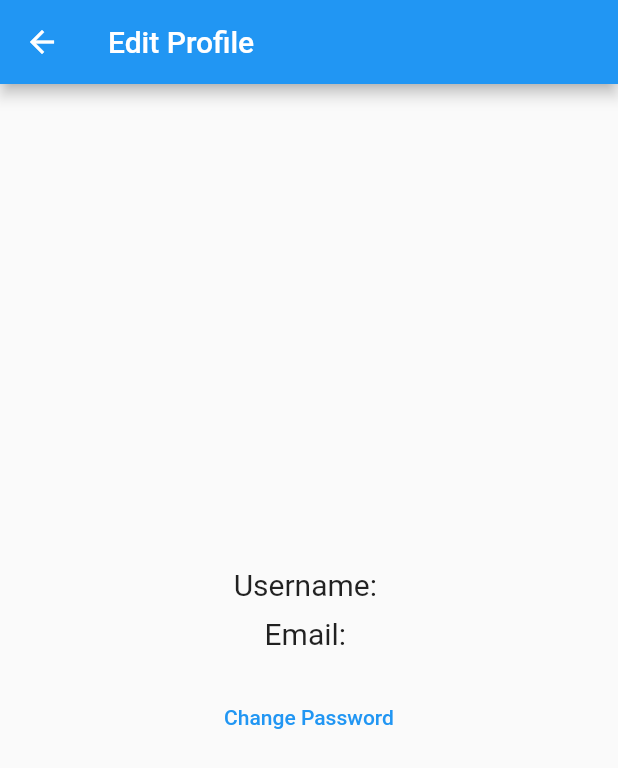
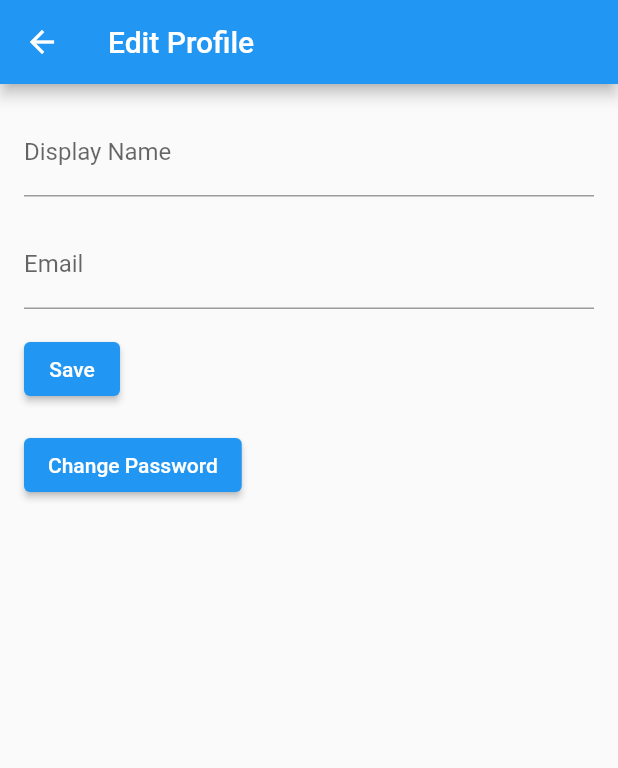
Before and after one commit to Stuartwastaken/scrum, a Flutter app: the EditProfileScreen screen opened directly with empty values, on a phone screen of 412 x 824 dp. Shown: the top 768 px of the screen. Run offline on Flutter 3.47's test engine with Material 2 defaults, Android fonts, the phone set to English and light mode, and no system bars; our stand-ins replace cloud_firestore, cool_alert, firebase_auth, firebase_core, firebase_database, flutter_animate and 2 more; accounts and stored records are empty.

Commit message:
Fixed functionality

```diff
--- a/lib/screens/edit-profile-screen.dart
+++ b/lib/screens/edit-profile-screen.dart
@@ -11,17 +11,63 @@ class EditProfileScreen extends StatefulWidget {
 }
 
 class _EditProfileScreenState extends State<EditProfileScreen> {
-  String? _username;
-  String? _email;
-
-  late User _currentUser;
+  late TextEditingController _nameController;
+  late TextEditingController _emailController;
+  bool _isEmailTaken = false;
 
   @override
   void initState() {
-    _currentUser = widget.user;
-    _username = _currentUser.displayName;
-    _email = _currentUser.email;
+    _nameController =
+        TextEditingController(text: widget.user.displayName ?? '');
+    _emailController = TextEditingController(text: widget.user.email ?? '');
     super.initState();
+  }
+
+  @override
+  void dispose() {
+    _nameController.dispose();
+    _emailController.dispose();
+    super.dispose();
+  }
+
+  Future<bool> _isEmailInUse(String email) async {
+    try {
+      final methods =
+          await FirebaseAuth.instance.fetchSignInMethodsForEmail(email);
+      return methods.isNotEmpty;
+    } catch (e) {
+      return false;
+    }
+  }
+
+  Future<void> _updateProfile() async {
+    final newName = _nameController.text.trim();
+    final newEmail = _emailController.text.trim();
+
+    if (newName.isNotEmpty) {
+      await widget.user.updateDisplayName(newName);
+    }
+    if (newEmail.isNotEmpty && widget.user.email != newEmail) {
+      final isEmailTaken = await _isEmailInUse(newEmail);
+      if (isEmailTaken) {
+        setState(() {
+          _isEmailTaken = true;
+        });
+        return;
+      }
+      await widget.user.updateEmail(newEmail);
+    }
+
+    final User? updatedUser = await FirebaseAuth.instance.currentUser;
+    Navigator.pop(context, updatedUser);
+  }
+
+  void _goToChangePasswordScreen() {
+    Navigator.of(context).push(
+      MaterialPageRoute(
+        builder: (context) => ChangePasswordScreen(user: widget.user),
+      ),
+    );
   }
 
   @override
@@ -30,35 +76,35 @@ class _EditProfileScreenState extends State<EditProfileScreen> {
       appBar: AppBar(
         title: Text('Edit Profile'),
       ),
-      body: Center(
+      body: Padding(
+        padding: const EdgeInsets.all(16.0),
         child: Column(
-          mainAxisAlignment: MainAxisAlignment.center,
-          children: <Widget>[
-            Text(
-              'Username: $_username',
-              style: TextStyle(fontSize: 20),
+          crossAxisAlignment: CrossAxisAlignment.start,
+          children: [
+            TextField(
+              controller: _nameController,
+              decoration: InputDecoration(
+                labelText: 'Display Name',
+              ),
             ),
-            SizedBox(height: 10),
-            Text(
-              'Email: $_email',
-              style: TextStyle(fontSize: 20),
+            SizedBox(height: 16),
+            TextField(
+              controller: _emailController,
+              decoration: InputDecoration(
+                labelText: 'Email',
+                errorText:
+                    _isEmailTaken ? 'This email is already taken.' : null,
+              ),
             ),
-            SizedBox(height: 20),
-            TextButton(
-              onPressed: () {
-                Navigator.push(
-                  context,
-                  MaterialPageRoute(
-                    builder: (context) => ChangePasswordScreen(
-                      user: _currentUser,
-                    ),
-                  ),
-                );
-              },
-              child: Text(
-                'Change Password',
-                style: TextStyle(color: Colors.blue),
-              ),
+            SizedBox(height: 16),
+            ElevatedButton(
+              onPressed: _updateProfile,
+              child: Text('Save'),
+            ),
+            SizedBox(height: 16),
+            ElevatedButton(
+              onPressed: _goToChangePasswordScreen,
+              child: Text('Change Password'),
             ),
           ],
         ),
```
Also changed, not shown: lib/screens/change-password-screen.dart (+21 -14 lines), lib/screens/home-screen.dart (+17 -0 lines), lib/screens/view-profile-screen.dart (+27 -0 lines).
